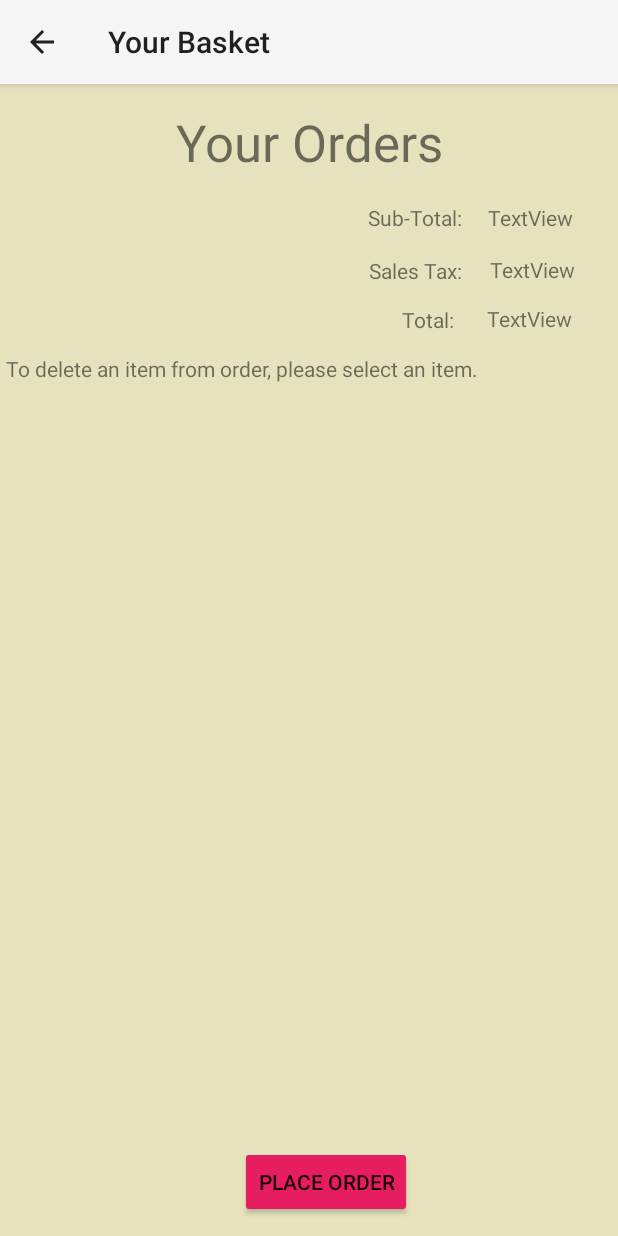
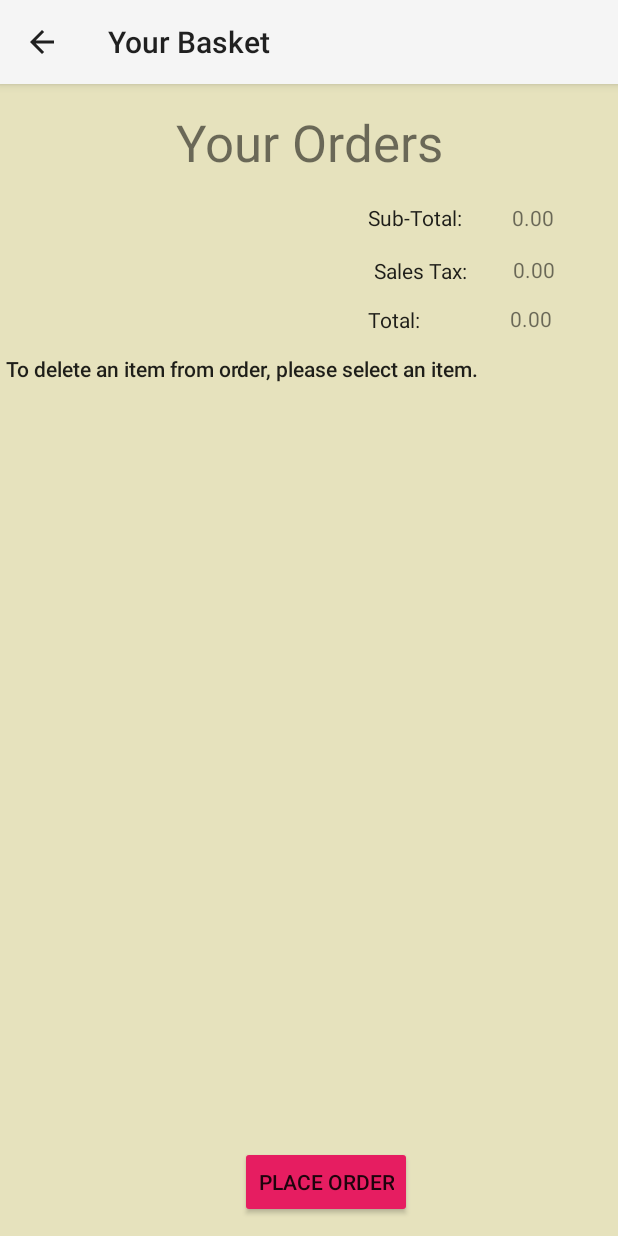
Before and after one commit to Nabihah01/RUCafe, an Android app: the screen it shows after launch (YourOrderActivity), after a tap on "YOUR ORDER", on a phone screen of 412 x 824 dp. Run offline under Robolectric (Android 15) with nearby library versions, the light colour scheme and no system bars.

Commit message:
semi-working app

```diff
--- a/app/src/main/java/com/example/rucafe/OrderingCoffeeActivity.java
+++ b/app/src/main/java/com/example/rucafe/OrderingCoffeeActivity.java
@@ -159,13 +159,13 @@ public class OrderingCoffeeActivity extends AppCompatActivity implements Adapter
     }
     public void addToOrderCoffee(View v){
         Coffee coffeeOrder = new Coffee(size, (ArrayList<String>) addIns.clone(), quantity);
-        MainActivity.yourOrder.add(coffeeOrder);
         AlertDialog.Builder alert = new AlertDialog.Builder(v.getContext());
         alert.setTitle("Add To Order");
         alert.setMessage(coffeeOrder.toString());
         //handle the "YES" click
         alert.setPositiveButton("Yes", new DialogInterface.OnClickListener() {
             public void onClick(DialogInterface dialog, int which) {
+                MainActivity.yourOrder.add(coffeeOrder);
                 Toast.makeText(v.getContext(),
                         coffeeOrder.toString()+ " added.", Toast.LENGTH_LONG).show();
             }
--- a/app/src/main/java/com/example/rucafe/StoreOrdersActivity.java
+++ b/app/src/main/java/com/example/rucafe/StoreOrdersActivity.java
@@ -2,18 +2,31 @@ package com.example.rucafe;
 
 import android.os.Bundle;
 import android.view.View;
+import android.widget.AdapterView;
+import android.widget.ArrayAdapter;
+import android.widget.ListView;
 
 import androidx.appcompat.app.AppCompatActivity;
 
-public class StoreOrdersActivity extends AppCompatActivity {
+public class StoreOrdersActivity extends AppCompatActivity implements AdapterView.OnItemClickListener {
+    private ListView listView;
+    private ArrayAdapter<MenuItem> list;
 
     @Override
     protected void onCreate(Bundle savedInstanceState) {
         super.onCreate(savedInstanceState);
         setContentView(R.layout.store_orders);
+
+        listView = findViewById(R.id.store_orders_list);
+        listView.setOnItemClickListener(this);
     }
 
     public void cancelOrder(View v) {
 
     }
+
+    @Override
+    public void onItemClick(AdapterView<?> adapterView, View view, int i, long l) {
+
+    }
 }
--- a/app/src/main/java/com/example/rucafe/YourOrderActivity.java
+++ b/app/src/main/java/com/example/rucafe/YourOrderActivity.java
@@ -4,17 +4,26 @@ import android.app.AlertDialog;
 import android.content.DialogInterface;
 import android.os.Bundle;
 import android.view.View;
+import android.widget.Adapter;
 import android.widget.AdapterView;
 import android.widget.ArrayAdapter;
 import android.widget.ListView;
+import android.widget.TextView;
 import android.widget.Toast;
 
 import androidx.appcompat.app.AppCompatActivity;
 
+import java.text.DecimalFormat;
 import java.util.List;
 
 public class YourOrderActivity extends AppCompatActivity implements AdapterView.OnItemClickListener {
     private ListView listView;
+    private ArrayAdapter<MenuItem> adapter;
+    private TextView salesTax;
+    private TextView subtotal;
+    private TextView total;
+    protected static final DecimalFormat df = new DecimalFormat("###,##0.00");
+
     @Override
     protected void onCreate(Bundle savedInstanceState) {
         super.onCreate(savedInstanceState);
@@ -22,13 +31,44 @@ public class YourOrderActivity extends AppCompatActivity implements AdapterView.
         listView = findViewById(R.id.your_order_list);
         listView.setOnItemClickListener(this);
         //list not showing up!!
-        ArrayAdapter<MenuItem> list = new ArrayAdapter<MenuItem>(this, android.R.layout.simple_list_item_1, MainActivity.yourOrder.getOrders());
-        listView.setAdapter(list);
+        adapter = new ArrayAdapter<MenuItem>(this, android.R.layout.simple_list_item_1, MainActivity.yourOrder.getOrders());
+        listView.setAdapter(adapter);
+        adapter.notifyDataSetChanged();
+
+        subtotal = findViewById(R.id.orders_subtotal);
+        total = findViewById(R.id.orders_total);
+        salesTax = findViewById(R.id.orders_salestax);
+        displayOrderSubtotal();
+    }
+
+    @Override
+    protected void onStart() {
+        super.onStart();
+        listView = findViewById(R.id.your_order_list);
+        listView.setOnItemClickListener(this);
+        //list not showing up!!
+        adapter = new ArrayAdapter<MenuItem>(this, android.R.layout.simple_list_item_1, MainActivity.yourOrder.getOrders());
+        listView.setAdapter(adapter);
+        adapter.notifyDataSetChanged();
+
+        subtotal = findViewById(R.id.orders_subtotal);
+        total = findViewById(R.id.orders_total);
+        salesTax = findViewById(R.id.orders_salestax);
+        displayOrderSubtotal();
+    }
+
+    private void displayOrderSubtotal() {
+        double subTotal = MainActivity.yourOrder.getPrice();
+        subtotal.setText(String.valueOf(df.format(subTotal)));
+
+        double salestax = (6.625 / 100) * subTotal;
+        salesTax.setText(String.valueOf(df.format(salestax)));
+
+        double t = subTotal + salestax;
+        total.setText(String.valueOf(df.format(t)));
     }
 
     public void placeOrder(View v) {
-        MainActivity.orderNum++;
-        MainActivity.storeOrders.add(MainActivity.yourOrder.getOrders());
         AlertDialog.Builder alert = new AlertDialog.Builder(v.getContext());
         alert.setTitle("Place Order");
         //handle the "YES" click
@@ -36,12 +76,20 @@ public class YourOrderActivity extends AppCompatActivity implements AdapterView.
             public void onClick(DialogInterface dialog, int which) {
                 Toast.makeText(v.getContext(),
                         "Order Placed.", Toast.LENGTH_LONG).show();
+                MainActivity.storeOrders.add(MainActivity.yourOrder);
+                MainActivity.orderNum++;
+                MainActivity.yourOrder.getOrders().clear();
+                subtotal.setText(String.valueOf("0.00"));
+                total.setText(String.valueOf("0.00"));
+                salesTax.setText(String.valueOf("0.00"));
+                adapter.notifyDataSetChanged();
+
             }
             //handle the "NO" click
         }).setNegativeButton("No", new DialogInterface.OnClickListener() {
             public void onClick(DialogInterface dialog, int which) {
                 Toast.makeText(v.getContext(),
-                        "Order Placed.", Toast.LENGTH_LONG).show();
+                        "Order Not Placed.", Toast.LENGTH_LONG).show();
             }
         });
         AlertDialog dialog = alert.create();
@@ -56,8 +104,10 @@ public class YourOrderActivity extends AppCompatActivity implements AdapterView.
         alert.setPositiveButton("Yes", new DialogInterface.OnClickListener() {
             public void onClick(DialogInterface dialog, int which) {
                 //remove the order that was selected
-                listView.removeViewAt(i); //idk if this is right
-                MainActivity.yourOrder.remove(i);//idk if this is right either
+                MenuItem item = MainActivity.yourOrder.getOrders().get(i);
+                MainActivity.yourOrder.remove(item);//idk if this is right either
+                adapter.notifyDataSetChanged();
+                displayOrderSubtotal();
                 Toast.makeText(adapterView.getContext(),
                         "Item deleted from order.", Toast.LENGTH_LONG).show();
             }
--- a/app/src/main/res/layout/your_order.xml
+++ b/app/src/main/res/layout/your_order.xml
@@ -42,10 +42,11 @@
         android:id="@+id/orders_total_label"
         android:layout_width="wrap_content"
         android:layout_height="wrap_content"
-        android:layout_marginStart="268dp"
+        android:layout_marginStart="245dp"
         android:layout_marginTop="13dp"
         android:layout_marginEnd="22dp"
         android:text="@string/orders_total"
+        android:textAppearance="@style/TextAppearance.AppCompat.Body1"
         app:layout_constraintEnd_toStartOf="@+id/orders_total"
         app:layout_constraintStart_toStartOf="parent"
         app:layout_constraintTop_toBottomOf="@+id/orders_salestax_label" />
@@ -54,9 +55,9 @@
         android:id="@+id/orders_total"
         android:layout_width="wrap_content"
         android:layout_height="wrap_content"
-        android:layout_marginStart="22dp"
+        android:layout_marginStart="60dp"
         android:layout_marginTop="13dp"
-        android:text="TextView"
+        android:text="@string/zero_total"
         app:layout_constraintStart_toEndOf="@+id/orders_total_label"
         app:layout_constraintTop_toBottomOf="@+id/orders_salestax" />
 
@@ -69,6 +70,7 @@
         android:layout_marginEnd="17dp"
         android:layout_marginBottom="16dp"
         android:text="@string/your_orders_subtotal_label"
+        android:textAppearance="@style/TextAppearance.AppCompat.Body1"
         app:layout_constraintBottom_toTopOf="@+id/orders_salestax_label"
         app:layout_constraintEnd_toStartOf="@+id/orders_subtotal"
         app:layout_constraintStart_toStartOf="parent"
@@ -78,9 +80,9 @@
         android:id="@+id/orders_subtotal"
         android:layout_width="wrap_content"
         android:layout_height="wrap_content"
-        android:layout_marginStart="17dp"
+        android:layout_marginStart="33dp"
         android:layout_marginTop="79dp"
-        android:text="TextView"
+        android:text="@string/zero_total"
         app:layout_constraintStart_toEndOf="@+id/orders_subtotal_label"
         app:layout_constraintTop_toTopOf="parent" />
 
@@ -88,10 +90,11 @@
         android:id="@+id/orders_salestax_label"
         android:layout_width="wrap_content"
         android:layout_height="wrap_content"
-        android:layout_marginStart="245dp"
+        android:layout_marginStart="235dp"
         android:layout_marginEnd="17dp"
         android:layout_marginBottom="14dp"
         android:text="@string/your_orders_salestax_label"
+        android:textAppearance="@style/TextAppearance.AppCompat.Body1"
         app:layout_constraintBottom_toTopOf="@+id/orders_total_label"
         app:layout_constraintEnd_toStartOf="@+id/orders_salestax"
         app:layout_constraintStart_toStartOf="parent"
@@ -104,7 +107,7 @@
         android:layout_marginTop="15dp"
         android:layout_marginEnd="28dp"
         android:layout_marginBottom="14dp"
-        android:text="TextView"
+        android:text="@string/zero_total"
         app:layout_constraintBottom_toTopOf="@+id/orders_total"
         app:layout_constraintEnd_toEndOf="parent"
         app:layout_constraintStart_toEndOf="@+id/orders_salestax_label"
@@ -118,20 +121,22 @@
         android:layout_marginStart="4dp"
         android:layout_marginTop="13dp"
         android:text="@string/deleteItem"
+        android:textAppearance="@style/TextAppearance.AppCompat.Body2"
         app:layout_constraintStart_toStartOf="parent"
         app:layout_constraintTop_toBottomOf="@+id/orders_total_label" />
 
     <ListView
         android:id="@+id/your_order_list"
-        android:layout_width="409dp"
-        android:layout_height="473dp"
+        android:layout_width="411dp"
+        android:layout_height="458dp"
         android:layout_marginStart="1dp"
-        android:layout_marginTop="1dp"
+        android:layout_marginTop="20dp"
         android:layout_marginEnd="1dp"
         android:layout_marginBottom="2dp"
         app:layout_constraintBottom_toTopOf="@+id/placeOrder"
         app:layout_constraintEnd_toEndOf="parent"
         app:layout_constraintStart_toStartOf="parent"
-        app:layout_constraintTop_toBottomOf="@+id/textView9" />
+        app:layout_constraintTop_toBottomOf="@+id/textView9"
+        app:layout_constraintVertical_bias="1.0" />
 
 </androidx.constraintlayout.widget.ConstraintLayout>
```
